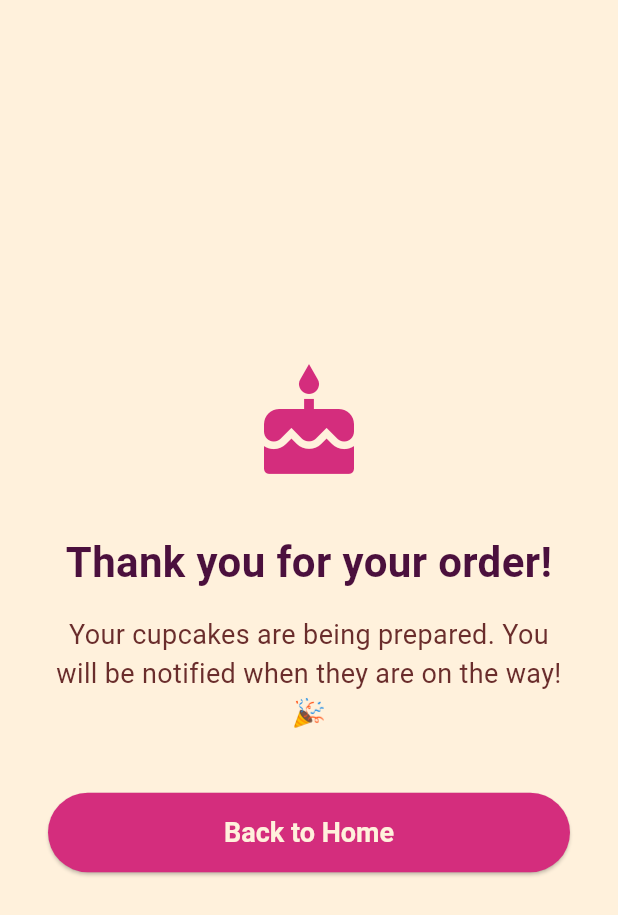
After one commit to PraiseTechzw/ashleystreats, a Flutter app: the OrderConfirmationScreen screen opened by its route, on a phone screen of 412 x 824 dp. The commit adds this screen. Shown: the top 915 px of the screen. Run offline on Flutter 3.47's test engine with Material 3 defaults, Android fonts, the phone set to English and light mode, and no system bars; our stand-ins replace flutter_riverpod, isar; accounts and stored records are empty; generated files the repository leaves out were written again.

Commit message:
Add order management functionality: integrate order confirmation and history screens, enhance checkout process to submit orders, and implement Isar database methods for order storage and retrieval.

```diff
--- /dev/null
+++ b/lib/features/orders/presentation/order_confirmation_screen.dart
@@ -0,0 +1,64 @@
+import 'package:flutter/material.dart';
+import '../../../core/constants/colors.dart';
+import '../../../core/constants/app_routes.dart';
+
+class OrderConfirmationScreen extends StatelessWidget {
+  const OrderConfirmationScreen({Key? key}) : super(key: key);
+
+  @override
+  Widget build(BuildContext context) {
+    return Scaffold(
+      backgroundColor: AppColors.background,
+      body: Center(
+        child: Padding(
+          padding: const EdgeInsets.all(32.0),
+          child: Column(
+            mainAxisAlignment: MainAxisAlignment.center,
+            children: [
+              Icon(Icons.cake, size: 80, color: AppColors.primary),
+              const SizedBox(height: 32),
+              Text(
+                'Thank you for your order!',
+                style: TextStyle(
+                  fontSize: 28,
+                  fontWeight: FontWeight.bold,
+                  color: AppColors.secondary,
+                ),
+                textAlign: TextAlign.center,
+              ),
+              const SizedBox(height: 16),
+              Text(
+                'Your cupcakes are being prepared. You will be notified when they are on the way! 🎉',
+                style: TextStyle(fontSize: 18, color: AppColors.button),
+                textAlign: TextAlign.center,
+              ),
+              const SizedBox(height: 40),
+              SizedBox(
+                width: double.infinity,
+                child: ElevatedButton(
+                  style: ElevatedButton.styleFrom(
+                    backgroundColor: AppColors.primary,
+                    foregroundColor: AppColors.background,
+                    padding: const EdgeInsets.symmetric(vertical: 16),
+                    textStyle: const TextStyle(
+                      fontSize: 18,
+                      fontWeight: FontWeight.bold,
+                    ),
+                  ),
+                  onPressed: () {
+                    Navigator.pushNamedAndRemoveUntil(
+                      context,
+                      AppRoutes.home,
+                      (route) => false,
+                    );
+                  },
+                  child: const Text('Back to Home'),
+                ),
+              ),
+            ],
+          ),
+        ),
+      ),
+    );
+  }
+}
--- a/lib/router.dart
+++ b/lib/router.dart
@@ -7,6 +7,8 @@ import 'features/auth/presentation/register_screen.dart';
 import 'features/products/presentation/product_list_screen.dart';
 import 'features/cart/presentation/cart_screen.dart';
 import 'features/cart/presentation/checkout_screen.dart';
+import 'features/orders/presentation/order_confirmation_screen.dart';
+import 'features/orders/presentation/order_history_screen.dart';
 
 class AppRouter {
   static Route<dynamic> generateRoute(RouteSettings settings) {
@@ -31,7 +33,7 @@ class AppRouter {
         return MaterialPageRoute(builder: (_) => const CheckoutScreen());
       case AppRoutes.orderConfirmation:
         return MaterialPageRoute(
-          builder: (_) => const PlaceholderWidget('Order Confirmation'),
+          builder: (_) => const OrderConfirmationScreen(),
         );
       case AppRoutes.orderTracking:
         return MaterialPageRoute(
@@ -42,9 +44,7 @@ class AppRouter {
           builder: (_) => const PlaceholderWidget('Profile'),
         );
       case AppRoutes.pastOrders:
-        return MaterialPageRoute(
-          builder: (_) => const PlaceholderWidget('Past Orders'),
-        );
+        return MaterialPageRoute(builder: (_) => const OrderHistoryScreen());
       case AppRoutes.adminLogin:
         return MaterialPageRoute(
           builder: (_) => const PlaceholderWidget('Admin Login'),
```
Also changed, not shown: lib/features/cart/presentation/checkout_screen.dart (+39 -5 lines), lib/features/orders/presentation/order_history_screen.dart (added, +112 -0 lines), lib/services/local_db/isar_service.dart (+18 -0 lines).
